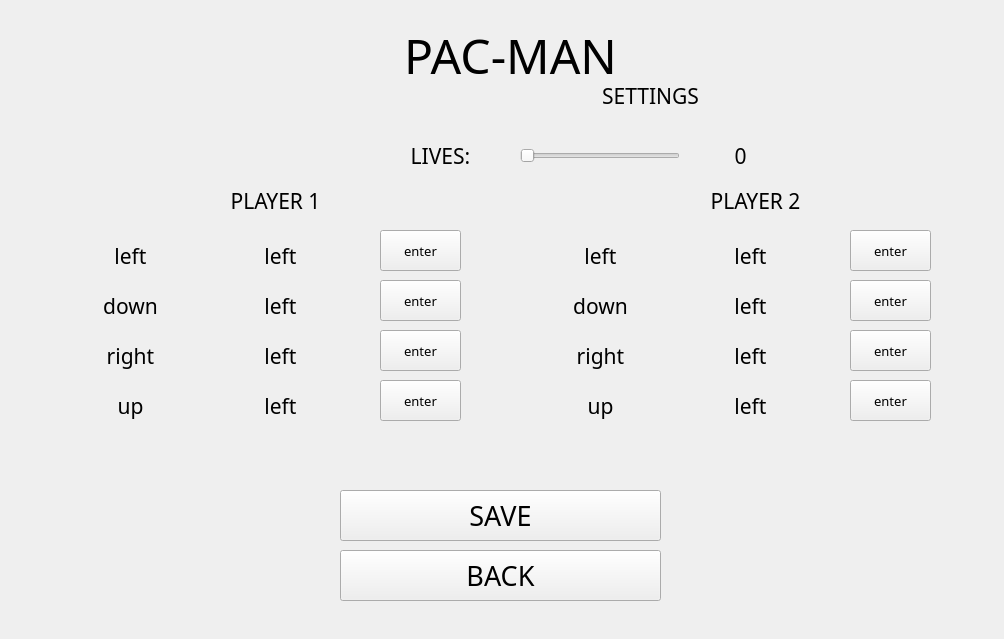
This is pacman/settings.ui in Kanzu32/homework as Qt 5 draws it before an edit. The edited form follows.
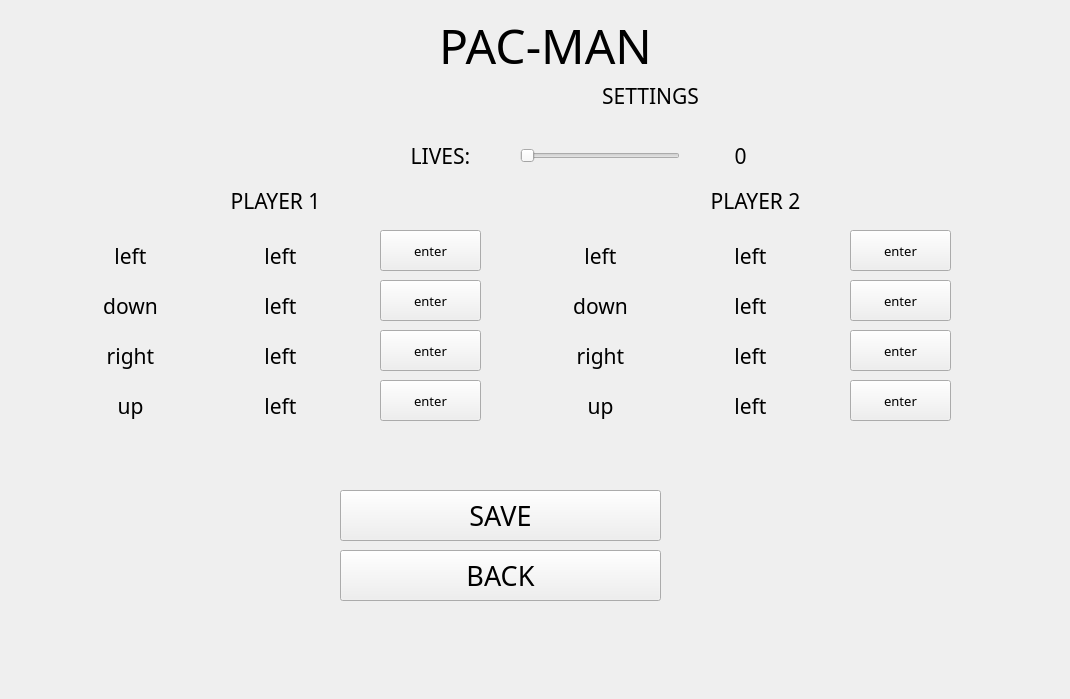
This is the edited form.

Diff of the .ui file:
```diff
--- a/pacman/settings.ui
+++ b/pacman/settings.ui
@@ -6,8 +6,8 @@
    <rect>
     <x>0</x>
     <y>0</y>
-    <width>1004</width>
-    <height>639</height>
+    <width>1070</width>
+    <height>699</height>
    </rect>
   </property>
   <property name="windowTitle">
@@ -38,9 +38,9 @@
   <widget class="QLabel" name="label">
    <property name="geometry">
     <rect>
-     <x>320</x>
-     <y>20</y>
-     <width>381</width>
+     <x>260</x>
+     <y>10</y>
+     <width>571</width>
      <height>71</height>
     </rect>
    </property>
@@ -367,7 +367,7 @@
     <rect>
      <x>380</x>
      <y>230</y>
-     <width>81</width>
+     <width>101</width>
      <height>41</height>
     </rect>
    </property>
@@ -389,7 +389,7 @@
     <rect>
      <x>380</x>
      <y>280</y>
-     <width>81</width>
+     <width>101</width>
      <height>41</height>
     </rect>
    </property>
@@ -411,7 +411,7 @@
     <rect>
      <x>380</x>
      <y>330</y>
-     <width>81</width>
+     <width>101</width>
      <height>41</height>
     </rect>
    </property>
@@ -433,7 +433,7 @@
     <rect>
      <x>380</x>
      <y>380</y>
-     <width>81</width>
+     <width>101</width>
      <height>41</height>
     </rect>
    </property>
@@ -455,7 +455,7 @@
     <rect>
      <x>850</x>
      <y>230</y>
-     <width>81</width>
+     <width>101</width>
      <height>41</height>
     </rect>
    </property>
@@ -612,7 +612,7 @@
     <rect>
      <x>850</x>
      <y>380</y>
-     <width>81</width>
+     <width>101</width>
      <height>41</height>
     </rect>
    </property>
@@ -656,7 +656,7 @@
     <rect>
      <x>850</x>
      <y>280</y>
-     <width>81</width>
+     <width>101</width>
      <height>41</height>
     </rect>
    </property>
@@ -700,7 +700,7 @@
     <rect>
      <x>850</x>
      <y>330</y>
-     <width>81</width>
+     <width>101</width>
      <height>41</height>
     </rect>
    </property>
```
